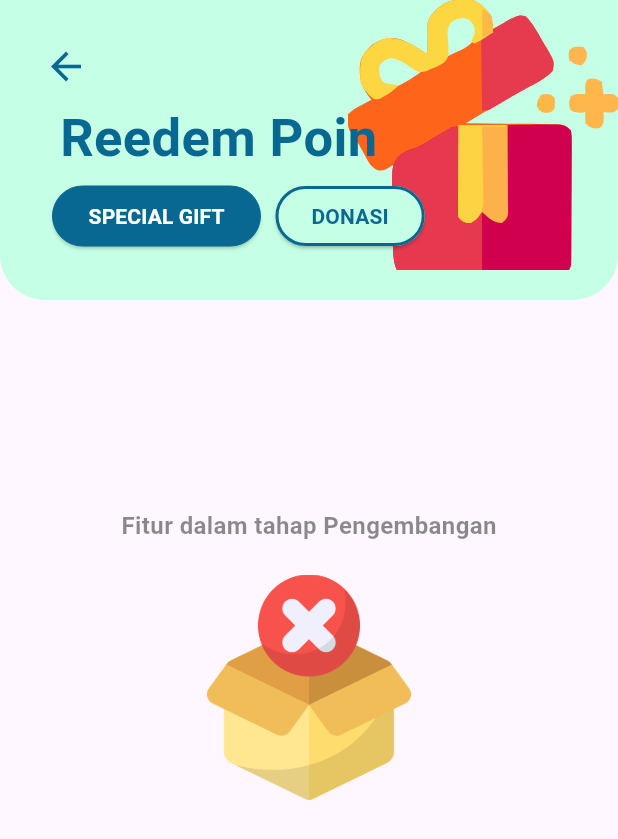
After one commit to Rizalmhdz/jkn-gamification, a Flutter app: the ReedemPage screen opened directly, on a phone screen of 412 x 824 dp. The commit adds this screen. Shown: the top 839 px of the screen. Run offline on Flutter 3.47's test engine with Material 3 defaults, Android fonts, the phone set to English and light mode, and no system bars; our stand-ins replace blur, carousel_slider, firebase_core, firebase_database, flutter_svg, fluttertoast and 2 more; accounts and stored records are empty.

```diff
--- a/lib/berita_page.dart
+++ b/lib/berita_page.dart
@@ -2,7 +2,6 @@ import 'package:firebase_database/firebase_database.dart';
 import 'package:flutter/material.dart';
 import 'package:intl/intl.dart';
 import 'package:jkn_gamification/membaca_berita_page.dart';
-import 'package:provider/provider.dart';
 import 'package:shared_preferences/shared_preferences.dart';
 
 
--- a/lib/innovation page/game_on_page.dart
+++ b/lib/innovation page/game_on_page.dart
@@ -2,6 +2,7 @@ import 'package:firebase_database/firebase_database.dart';
 import 'package:flutter/material.dart';
 import 'package:intl/intl.dart';
 import 'package:jkn_gamification/innovation%20page/leaderboard_page.dart';
+import 'package:jkn_gamification/innovation%20page/reedem_page.dart';
 import 'package:jkn_gamification/innovation%20page/user_stats_page.dart';
 import 'package:jkn_gamification/menu.dart';
 import 'package:shared_preferences/shared_preferences.dart';
@@ -216,14 +217,13 @@ class _GameOnPageState extends State<GameOnPage> {
                           children: [
                             menuCard('user stats.png', 'User Stats', UserStatsPage()),
                             menuCard('leaderboard.png', 'Leaderboard', LeaderboardPage()),
-                            menuCard('reedem poin.png', 'Reedem Poin', blankPage(pageName: "Reedem Poin")),
+                            menuCard('reedem poin.png', 'Reedem Poin', ReedemPage()),
                           ],
                         ),
                       ),
 
 
                       SizedBox(height: 20),
-                      // Tasks Section
                       Text(
                         'Tugas Hari Ini',
                         style: TextStyle(fontSize: 20, fontWeight: FontWeight.bold),
@@ -246,7 +246,7 @@ class _GameOnPageState extends State<GameOnPage> {
                               mainAxisAlignment: MainAxisAlignment.start,
                               children: [
                                 Text(
-                                    "Tugas Hari ini Tidak Ditemukan",
+                                    "Tidak Ada Tugas Yang Berlangsung",
                                     style: TextStyle(
                                       fontSize: 16,
                                       fontWeight: FontWeight.bold,
--- /dev/null
+++ b/lib/innovation page/reedem_page.dart
@@ -0,0 +1,298 @@
+import 'package:firebase_database/firebase_database.dart';
+import 'package:flutter/material.dart';
+import 'package:flutter_svg/svg.dart';
+import 'package:shared_preferences/shared_preferences.dart';
+
+class ReedemPage extends StatefulWidget {
+  @override
+  _ReedemPageState createState() => _ReedemPageState();
+}
+
+class _ReedemPageState extends State<ReedemPage> with SingleTickerProviderStateMixin {
+  String _userId = "";
+  String namaPanggilan = "";
+  bool allRank = true;
+  late double screenWidth;
+  late double screenHeight;
+  ScrollController _scrollController = ScrollController();
+  late TabController _tabController;
+  double lastScrollOffset = 0.0;
+
+  List<Map<dynamic, dynamic>> leaderboadRanks = [];
+  int userRankAll = 0;
+
+  List<Map<dynamic, dynamic>> leaderboadLocalRanks = [];
+  int userLocalRank = 0;
+
+
+  int _showStickyHeader = 1;
+
+
+  @override
+  void initState() {
+    super.initState();
+    _scrollController.addListener(_onScroll);
+    _tabController = TabController(length: 2, vsync: this);
+    getLeaderboardData();
+  }
+
+  void _onScroll() {
+    double stickyHeaderPosition = (85) * (userRankAll - 1) + 200;
+    double currentOffset = _scrollController.offset;
+
+    bool isRankInView = currentOffset < stickyHeaderPosition &&
+        (currentOffset + screenHeight - 200) > stickyHeaderPosition + 85;
+
+    setState(() {
+      if (!isRankInView &&
+          currentOffset <= stickyHeaderPosition - (screenHeight - 200)) {
+        _showStickyHeader = 2;
+        // print("Sticky Bawah");
+      } else if (!isRankInView && currentOffset >= stickyHeaderPosition) {
+        _showStickyHeader = 0;
+        // print("Sticky Atas");
+      } else {
+        // Remove sticky if the rank is in the viewport
+        _showStickyHeader = 1;
+      }
+    });
+  }
+
+
+  @override
+  void dispose() {
+    _scrollController.dispose();
+    _tabController.dispose();
+    super.dispose();
+  }
+
+  void switchToAllRank() {
+    setState(() {
+      allRank = true;
+      _tabController.animateTo(0); // Switch to the first tab
+    });
+  }
+
+  void switchToLocalRank() {
+    setState(() {
+      allRank = false;
+      _tabController.animateTo(1); // Switch to the second tab
+    });
+  }
+
+  Future<void> getLeaderboardData() async {
+    SharedPreferences prefs = await SharedPreferences.getInstance();
+    setState(() {
+      _userId = prefs.getString('user_id') ?? '';
+    });
+    String userProvince = '';
+
+
+    final refUser = FirebaseDatabase.instance.ref();
+    final snapshot = await refUser.child('users/$_userId/biodata').get();
+    if (snapshot.exists) {
+      setState(() {
+        userProvince = snapshot
+            .child("provinsi")
+            .value
+            .toString();
+      });
+    } else {
+      print('User ID tidak ditemukan');
+    }
+    final ref = FirebaseDatabase.instance.ref('leaderboard');
+    ref.onValue.listen((DatabaseEvent event) {
+      final data = event.snapshot.value as Map<dynamic, dynamic>?;
+      print('Data: $data');
+      if (data != null) {
+        var entries = data.entries.map((e) =>
+        Map<dynamic, dynamic>.from(e.value as Map)).toList();
+        entries.sort((a, b) =>
+            (b['jumlah_poin'] as int).compareTo(a['jumlah_poin'] as int));
+
+        var localEntries = entries.where((entry) =>
+        entry['provinsi'] == userProvince).toList();
+        localEntries.sort((a, b) =>
+            (b['jumlah_poin'] as int).compareTo(a['jumlah_poin'] as int));
+
+        setState(() {
+          leaderboadRanks = entries;
+          leaderboadLocalRanks = localEntries;
+          userRankAll =
+              entries.indexWhere((entry) => entry['user_id'] == _userId) + 1;
+          userLocalRank =
+              localEntries.indexWhere((entry) => entry['user_id'] == _userId) +
+                  1;
+
+          if (userRankAll > 9) _showStickyHeader = 2;
+          print('Global rank of User ID $_userId is $userRankAll');
+          print(
+              'Local rank of User ID $_userId in $userProvince is $userLocalRank');
+        });
+
+        if (userRankAll == 0) {
+          print('User ID $_userId tidak ditemukan di All Rank leaderboard');
+        }
+        if (userLocalRank == 0) {
+          print('User ID $_userId tidak ditemukan di local rank leaderboard');
+        }
+      } else {
+        print('Tidak ada data');
+      }
+    }, onError: (error) {
+      print('Error listening to leaderboard changes: $error');
+    });
+  }
+
+
+  String getNickname(String fullName) {
+    List<String> names = fullName.split(' ');
+    if (names.length == 1) {
+      return names[0];
+    } else {
+      return names[1];
+    }
+  }
+
+
+  @override
+  Widget build(BuildContext context) {
+    screenWidth = MediaQuery
+        .of(context)
+        .size
+        .width;
+    screenHeight = MediaQuery
+        .of(context)
+        .size
+        .height;
+
+    return Scaffold(
+      appBar: PreferredSize(
+        preferredSize: Size.fromHeight(200),
+        child: AppBar(
+          automaticallyImplyLeading: false,
+          backgroundColor: Colors.transparent,
+          flexibleSpace: ClipRRect(
+            borderRadius: BorderRadius.only(
+              bottomLeft: Radius.circular(30),
+              bottomRight: Radius.circular(30),
+            ),
+            child: Container(
+              color: Color(0xFFC5FFE6),
+              child: SafeArea(
+                child: Stack(
+                  children: [
+                    Positioned(
+                        right: -0,
+                        top: -0,
+                        child: SvgPicture.asset(
+                          'assets/icons/reedem poin.svg', height: 180,)
+                    ),
+                    Positioned(
+                      top: 20,
+                      left: 20,
+                      child: IconButton(
+                        icon: Icon(Icons.arrow_back, size: 30,
+                          color: Color(0xFF096891),),
+                        onPressed: () {
+                          Navigator.pop(context);
+                        },
+                      ),
+                    ),
+                    Positioned(
+                      top: 75,
+                      left: 40,
+                      child: Text(
+                        'Reedem Poin',
+                        style: TextStyle(
+                          color: Color(0xFF096891),
+                          fontWeight: FontWeight.bold,
+                          fontSize: 35,
+                          height: 1,
+                        ),
+                      ),
+                    ),
+                    Positioned(
+                      top: 120,
+                      left: 35,
+                      child: Row(
+                        children: [
+                          ElevatedButton(
+                            onPressed: switchToAllRank,
+                            child: Text(
+                              'SPECIAL GIFT',
+                              style: TextStyle(
+                                color: allRank ? Colors.white : Color(
+                                    0xFF096891),
+                                fontWeight: FontWeight.bold,
+                              ),
+                            ),
+                            style: ElevatedButton.styleFrom(
+                              backgroundColor: allRank
+                                  ? Color(0xFF096891)
+                                  : Color(0xFFC5FFE6),
+                              shape: RoundedRectangleBorder(
+                                borderRadius: BorderRadius.circular(30),
+                                side: BorderSide(color: Color(0xFF096891),
+                                    width: !allRank ? 2 : 0),
+                              ),
+                            ),
+                          ),
+                          SizedBox(width: 10), // Space between buttons
+                          ElevatedButton(
+                            onPressed: switchToLocalRank,
+                            child: Text(
+                              'DONASI',
+                              style: TextStyle(
+                                color: !allRank ? Colors.white : Color(
+                                    0xFF096891),
+                                fontWeight: FontWeight.bold,
+                              ),
+                            ),
+                            style: ElevatedButton.styleFrom(
+                              backgroundColor: !allRank
+                                  ? Color(0xFF096891)
+                                  : Color(0xFFC5FFE6),
+                              shape: RoundedRectangleBorder(
+                                borderRadius: BorderRadius.circular(30),
+                                side: BorderSide(color: Color(0xFF096891),
+                                    width: allRank ? 2 : 0),
+                              ),
+                            ),
+                          ),
+                        ],
+                      ),
+                    ),
+
+                  ],
+                ),
+              ),
+            ),
+          ),
+        ),
+      ),
+      body:  Container(
+        height: screenHeight/2 + 40,
+        child: Center(
+          child: Column(
+            mainAxisAlignment: MainAxisAlignment.center,
+            children: [
+              Text(
+                "Fitur dalam tahap Pengembangan",
+                style: TextStyle(
+                    fontSize: 16,
+                    fontWeight: FontWeight.bold,
+                    color: Colors.black45,
+                    height: 4
+                ),
+              ),
+              Image.asset('assets/icons/out-of-stock.png', height: 150,),
+            ],
+          ),
+        ),
+      ),
+
+
+    );
+  }
+}
--- a/lib/main.dart
+++ b/lib/main.dart
@@ -24,7 +24,9 @@ class MyApp extends StatelessWidget {
 
   @override
   Widget build(BuildContext context) {
+
     return MaterialApp(
+      debugShowCheckedModeBanner: false,
       title: 'JKN Gamification',
       theme: ThemeData(
         primarySwatch: Colors.blue,
```
Also changed, not shown: lib/innovation page/leaderboard_page.dart (+12 -2 lines), lib/innovation page/user_stats_page.dart (+11 -2 lines), lib/membaca_berita_page.dart (+4 -8 lines), lib/menu.dart (+13 -13 lines), assets/icons/out-of-stock.png (added), assets/icons/reedem poin.svg (added).
